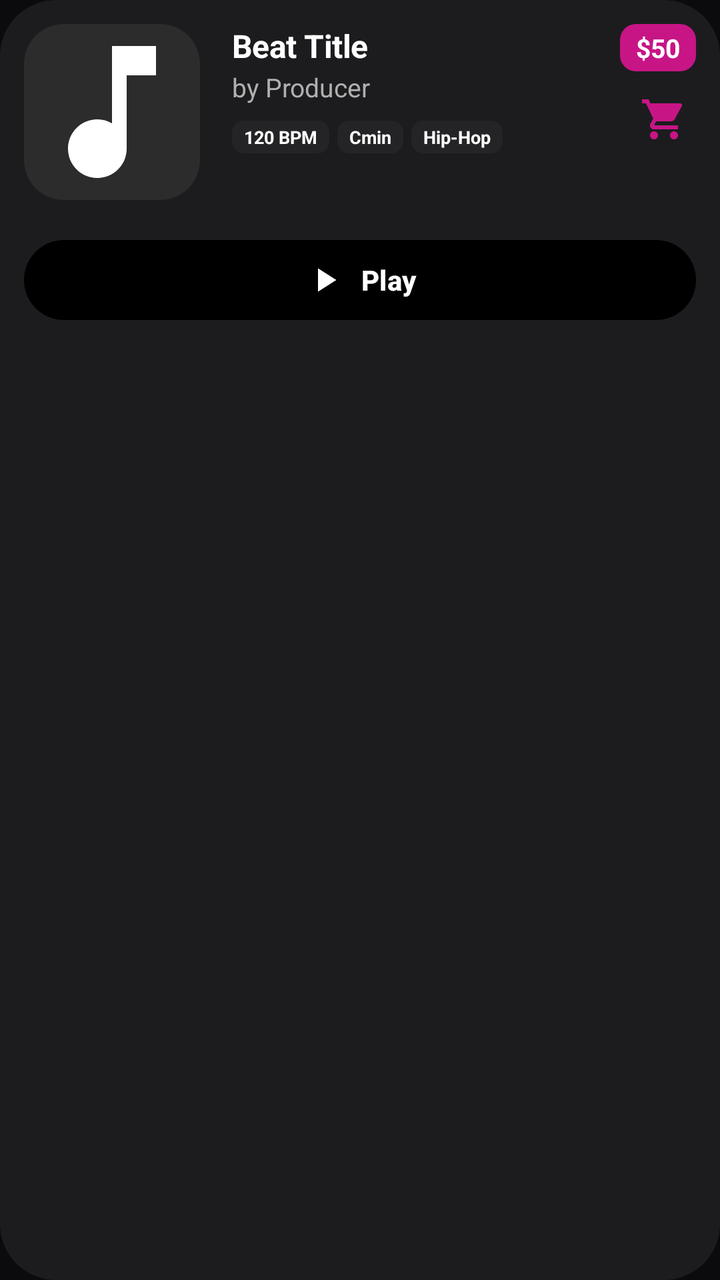
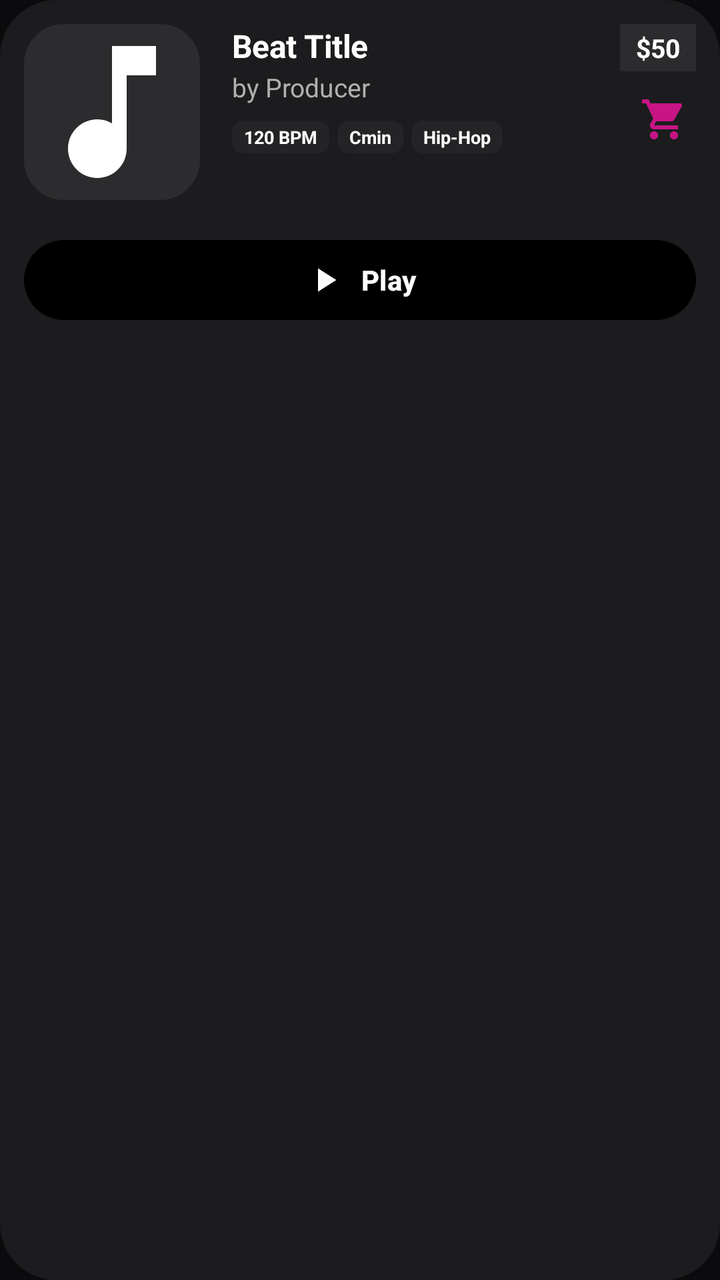

Before-and-after screenshots of an Android layout around one commit, followed by the original layout XML and the change that was made.
<!-- AndroidManifest.xml: application theme Theme.BeatHouse.Splash -->
<!-- res/layout/item_beat.xml -->
<?xml version="1.0" encoding="utf-8"?>
<com.google.android.material.card.MaterialCardView
    xmlns:android="http://schemas.android.com/apk/res/android"
    xmlns:app="http://schemas.android.com/apk/res-auto"
    android:id="@+id/cardBeat"
    android:layout_width="match_parent"
    android:layout_height="wrap_content"
    android:layout_marginHorizontal="16dp"
    android:layout_marginVertical="8dp"
    app:cardCornerRadius="28dp"
    app:cardElevation="0dp"
    app:cardBackgroundColor="@color/surface_container"
    app:strokeColor="@color/outline"
    app:strokeWidth="1dp"
    android:stateListAnimator="@null">

    <LinearLayout
        android:layout_width="match_parent"
        android:layout_height="wrap_content"
        android:orientation="vertical"
        android:padding="12dp">

        <LinearLayout
            android:layout_width="match_parent"
            android:layout_height="wrap_content"
            android:orientation="horizontal"
            android:gravity="top">

            
            <com.google.android.material.card.MaterialCardView
                android:layout_width="88dp"
                android:layout_height="88dp"
                android:layout_marginEnd="16dp"
                app:cardCornerRadius="20dp"
                app:cardElevation="0dp"
                app:strokeWidth="0dp">
                <ImageView
                    android:id="@+id/ivCover"
                    android:layout_width="match_parent"
                    android:layout_height="match_parent"
                    android:scaleType="centerCrop"
                    android:src="@drawable/ic_music_note"
                    android:background="#2C2C2C"
                    android:contentDescription="Beat cover" />
            </com.google.android.material.card.MaterialCardView>

            
            <LinearLayout
                android:layout_width="0dp"
                android:layout_height="wrap_content"
                android:layout_weight="1"
                android:orientation="vertical">

                <TextView
                    android:id="@+id/tvTitle"
                    android:layout_width="match_parent"
                    android:layout_height="wrap_content"
                    android:text="Beat Title"
                    android:textSize="16sp"
                    android:textStyle="bold"
                    android:textColor="@color/on_surface"
                    android:maxLines="2"
                    android:ellipsize="end"
                    android:letterSpacing="-0.01" />

                <TextView
                    android:id="@+id/tvProducer"
                    android:layout_width="match_parent"
                    android:layout_height="wrap_content"
                    android:text="by Producer"
                    android:textSize="13sp"
                    android:textColor="@color/on_surface_variant"
                    android:layout_marginTop="1dp"
                    android:maxLines="1"
                    android:ellipsize="end" />

                
                <LinearLayout
                    android:layout_width="match_parent"
                    android:layout_height="wrap_content"
                    android:layout_marginTop="8dp"
                    android:orientation="horizontal">

                    <TextView
                        android:id="@+id/tvBpm"
                        android:layout_width="wrap_content"
                        android:layout_height="wrap_content"
                        android:background="@drawable/tag_background"
                        android:paddingHorizontal="6dp"
                        android:paddingVertical="2dp"
                        android:text="120 BPM"
                        android:textColor="@color/on_surface"
                        android:textSize="9sp"
                        android:textStyle="bold"
                        android:maxLines="1" />

                    <TextView
                        android:id="@+id/tvKey"
                        android:layout_width="wrap_content"
                        android:layout_height="wrap_content"
                        android:layout_marginStart="4dp"
                        android:background="@drawable/tag_background"
                        android:paddingHorizontal="6dp"
                        android:paddingVertical="2dp"
                        android:text="Cmin"
                        android:textColor="@color/on_surface"
                        android:textSize="9sp"
                        android:textStyle="bold"
                        android:maxLines="1" />

                    <TextView
                        android:id="@+id/tvGenre"
                        android:layout_width="wrap_content"
                        android:layout_height="wrap_content"
                        android:layout_marginStart="4dp"
                        android:background="@drawable/tag_background"
                        android:ellipsize="end"
                        android:maxLines="1"
                        android:paddingHorizontal="6dp"
                        android:paddingVertical="2dp"
                        android:text="Hip-Hop"
                        android:textColor="@color/on_surface"
                        android:textSize="9sp"
                        android:textStyle="bold" />
                </LinearLayout>

            </LinearLayout>

            <LinearLayout
                android:layout_width="wrap_content"
                android:layout_height="wrap_content"
                android:orientation="vertical"
                android:gravity="end"
                android:layout_marginStart="4dp">

                <TextView
                    android:id="@+id/tvPrice"
                    android:layout_width="wrap_content"
                    android:layout_height="wrap_content"
                    android:text="$50"
                    android:textSize="13sp"
                    android:textStyle="bold"
                    android:paddingHorizontal="8dp"
                    android:paddingVertical="3dp"
                    android:background="@drawable/price_background"
                    android:textColor="#FFFFFF" />

                <FrameLayout
                    android:layout_width="wrap_content"
                    android:layout_height="wrap_content"
                    android:layout_marginTop="8dp">

                    <ImageButton
                        android:id="@+id/btn_add_to_cart"
                        android:layout_width="32dp"
                        android:layout_height="32dp"
                        android:src="@drawable/ic_shopping_cart"
                        android:background="?attr/selectableItemBackgroundBorderless"
                        android:contentDescription="Add to cart"
                        app:tint="@color/primary" />

                    <View
                        android:id="@+id/cart_badge"
                        android:layout_width="8dp"
                        android:layout_height="8dp"
                        android:layout_gravity="top|end"
                        android:background="@drawable/badge_background"
                        android:visibility="gone" />
                </FrameLayout>
            </LinearLayout>

        </LinearLayout>

        <TextView
            android:id="@+id/tvDescription"
            android:layout_width="match_parent"
            android:layout_height="wrap_content"
            android:textSize="11sp"
            android:textColor="@color/on_surface_secondary"
            android:layout_marginTop="8dp"
            android:maxLines="2"
            android:ellipsize="end"
            android:visibility="gone" />

        <com.google.android.material.button.MaterialButton
            android:id="@+id/btnPlay"
            android:layout_width="match_parent"
            android:layout_height="48dp"
            android:layout_marginTop="16dp"
            android:text="Play"
            android:textSize="14sp"
            android:textStyle="bold"
            app:icon="@drawable/ic_play_arrow"
            app:iconGravity="textStart"
            app:iconSize="20dp"
            app:cornerRadius="24dp"
            app:backgroundTint="@null" app:background="@drawable/bg_primary_gradient"
            android:textColor="#FFFFFF"
            app:rippleColor="#33FFFFFF"
            style="@style/Widget.BeatHouse.Button" />

    </LinearLayout>

</com.google.android.material.card.MaterialCardView>
<!-- resources referenced by this layout -->
<resources>
  <color name="on_surface">#FFFFFF</color>
  <color name="on_surface_secondary">#707070</color>
  <color name="on_surface_variant">#B0B0B0</color>
  <color name="outline">#1C1C1E</color>
  <color name="primary">#C71585</color>
  <color name="surface_container">#1C1C1E</color>
  <!-- drawable badge_background (drawable) -->
  <?xml version="1.0" encoding="utf-8"?>
  <shape xmlns:android="http://schemas.android.com/apk/res/android"
      android:shape="oval">
      <solid android:color="#8B3A9C" />
  </shape>
  <!-- drawable price_background (drawable) -->
  <?xml version="1.0" encoding="utf-8"?>
  <shape xmlns:android="http://schemas.android.com/apk/res/android">
      <corners android:radius="8dp" />
      <solid android:color="@color/primary" />
  </shape>
  <!-- drawable tag_background (drawable) -->
  <shape xmlns:android="http://schemas.android.com/apk/res/android">
      <corners android:radius="6dp" />
      <solid android:color="@color/surface_container_high" />
  </shape>
  <style name="Theme.BeatHouse.Splash" parent="Theme.BeatHouse">
          <item name="android:windowBackground">@color/background</item>
      </style>
  <color name="surface_container_high">#242426</color>
  <color name="on_primary">#FFFFFF</color>
  <style name="Theme.BeatHouse" parent="Theme.Material3.Dark.NoActionBar">
          
          <item name="colorPrimary">@color/primary</item>
          <item name="colorPrimaryContainer">@color/primary_container</item>
          <item name="colorOnPrimary">@color/on_primary</item>
          <item name="colorSecondary">@color/secondary</item>
          <item name="colorSecondaryContainer">@color/secondary_container</item>
          <item name="colorOnSecondary">@color/on_secondary</item>
          <item name="colorError">@color/error</item>
          <item name="colorErrorContainer">@color/error_container</item>
          <item name="colorOnError">@color/on_primary</item>
          <item name="colorSurface">@color/surface</item>
          <item name="colorSurfaceVariant">@color/surface_variant</item>
          <item name="colorOnSurface">@color/on_surface</item>
          <item name="colorOnSurfaceVariant">@color/on_surface_variant</item>
          <item name="colorOutline">@color/outline</item>
  
          
          <item name="android:statusBarColor">@color/background</item>
          <item name="android:windowLightStatusBar">false</item>
  
          
          <item name="android:navigationBarColor">@color/background</item>
          <item name="android:windowLightNavigationBar">false</item>
  
          
          <item name="android:windowBackground">@color/background</item>
  
          
          <item name="android:windowSplashScreenBackground" tools:targetApi="31">@color/background</item>
          <item name="android:windowSplashScreenAnimatedIcon" tools:targetApi="31">@mipmap/ic_launcher</item>
  
          
          <item name="android:windowAnimationStyle">@style/Animation.BeatHouse</item>
  
          
          <item name="materialButtonStyle">@style/Widget.BeatHouse.Button</item>
          <item name="materialCardViewStyle">@style/Widget.BeatHouse.Card</item>
          <item name="bottomNavigationStyle">@style/Widget.BeatHouse.BottomNavigation</item>
          <item name="appBarLayoutStyle">@style/Widget.BeatHouse.AppBarLayout</item>
          <item name="chipStyle">@style/Widget.BeatHouse.Chip</item>
      </style>
  <color name="background">#0B0B0D</color>
  <color name="primary_container">#4D0033</color>
  <color name="secondary">#8E8E93</color>
  <color name="secondary_container">#1C1C1E</color>
  <color name="on_secondary">#FFFFFF</color>
  <color name="error">#FF453A</color>
  <color name="error_container">#330000</color>
  <color name="surface">#121214</color>
  <color name="surface_variant">#1A1A1C</color>
  <style name="Widget.BeatHouse.AppBarLayout" parent="Widget.Material3.AppBarLayout">
          <item name="android:background">@color/surface</item>
          <item name="backgroundTint">@color/surface</item>
      </style>
  <!-- unchanged entries left out for length: 9 -->
</resources>

<!-- the commit's change to res/layout/item_beat.xml (unified diff, before → after) -->
@@ -40,7 +40,7 @@
                     android:layout_height="match_parent"
                     android:scaleType="centerCrop"
                     android:src="@drawable/ic_music_note"
-                    android:background="#2C2C2C"
+                    android:background="@color/surface_container_highest"
                     android:contentDescription="Beat cover" />
             </com.google.android.material.card.MaterialCardView>
 
@@ -142,8 +142,8 @@
                     android:textStyle="bold"
                     android:paddingHorizontal="8dp"
                     android:paddingVertical="3dp"
-                    android:background="@drawable/price_background"
-                    android:textColor="#FFFFFF" />
+                    android:background="@color/surface_container_highest"
+                    android:textColor="@color/on_surface" />
 
                 <FrameLayout
                     android:layout_width="wrap_content"
@@ -195,8 +195,8 @@
             app:iconSize="20dp"
             app:cornerRadius="24dp"
             app:backgroundTint="@null" app:background="@drawable/bg_primary_gradient"
-            android:textColor="#FFFFFF"
-            app:rippleColor="#33FFFFFF"
+            android:textColor="@color/on_surface"
+            app:rippleColor="@color/outline_glass"
             style="@style/Widget.BeatHouse.Button" />
 
     </LinearLayout>
<!-- resource entries referenced after the edit -->
@@ -4,19 +4,15 @@
   <color name="on_surface_secondary">#707070</color>
   <color name="on_surface_variant">#B0B0B0</color>
   <color name="outline">#1C1C1E</color>
+  <color name="outline_glass">#33FFFFFF</color>
   <color name="primary">#C71585</color>
   <color name="surface_container">#1C1C1E</color>
+  <color name="surface_container_highest">#2C2C2E</color>
   <!-- drawable badge_background (drawable) -->
   <?xml version="1.0" encoding="utf-8"?>
   <shape xmlns:android="http://schemas.android.com/apk/res/android"
       android:shape="oval">
       <solid android:color="#8B3A9C" />
-  </shape>
-  <!-- drawable price_background (drawable) -->
-  <?xml version="1.0" encoding="utf-8"?>
-  <shape xmlns:android="http://schemas.android.com/apk/res/android">
-      <corners android:radius="8dp" />
-      <solid android:color="@color/primary" />
   </shape>
   <!-- drawable tag_background (drawable) -->
   <shape xmlns:android="http://schemas.android.com/apk/res/android">
@@ -34,7 +30,7 @@
           <item name="colorPrimaryContainer">@color/primary_container</item>
           <item name="colorOnPrimary">@color/on_primary</item>
           <item name="colorSecondary">@color/secondary</item>
-          <item name="colorSecondaryContainer">@color/secondary_container</item>
+          <item name="colorSecondaryContainer">@color/secondary_container_active</item>
           <item name="colorOnSecondary">@color/on_secondary</item>
           <item name="colorError">@color/error</item>
           <item name="colorErrorContainer">@color/error_container</item>
@@ -71,9 +67,9 @@
           <item name="chipStyle">@style/Widget.BeatHouse.Chip</item>
       </style>
   <color name="background">#0B0B0D</color>
-  <color name="primary_container">#4D0033</color>
+  <color name="primary_container">#2D1525</color>
   <color name="secondary">#8E8E93</color>
-  <color name="secondary_container">#1C1C1E</color>
+  <color name="secondary_container_active">#2D1525</color>
   <color name="on_secondary">#FFFFFF</color>
   <color name="error">#FF453A</color>
   <color name="error_container">#330000</color>
